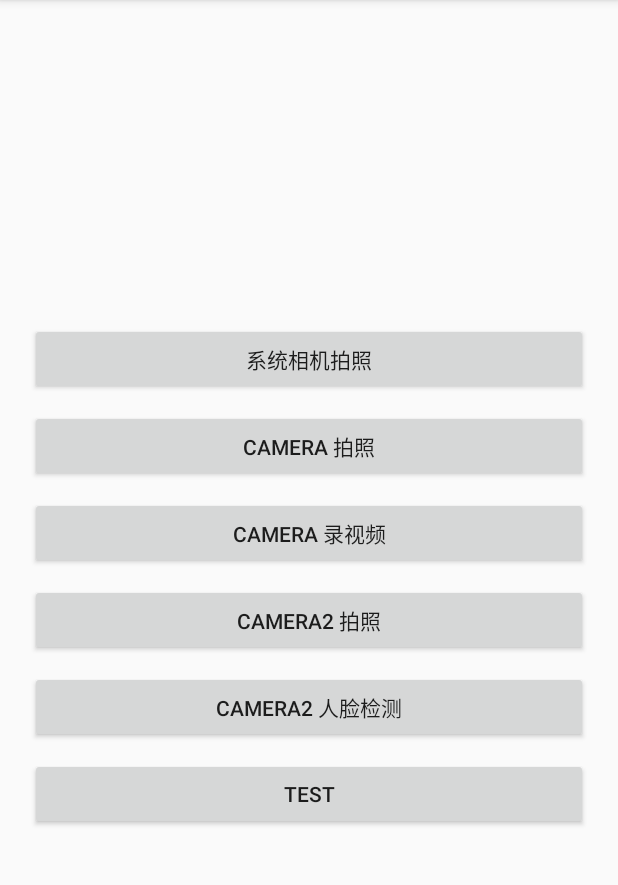
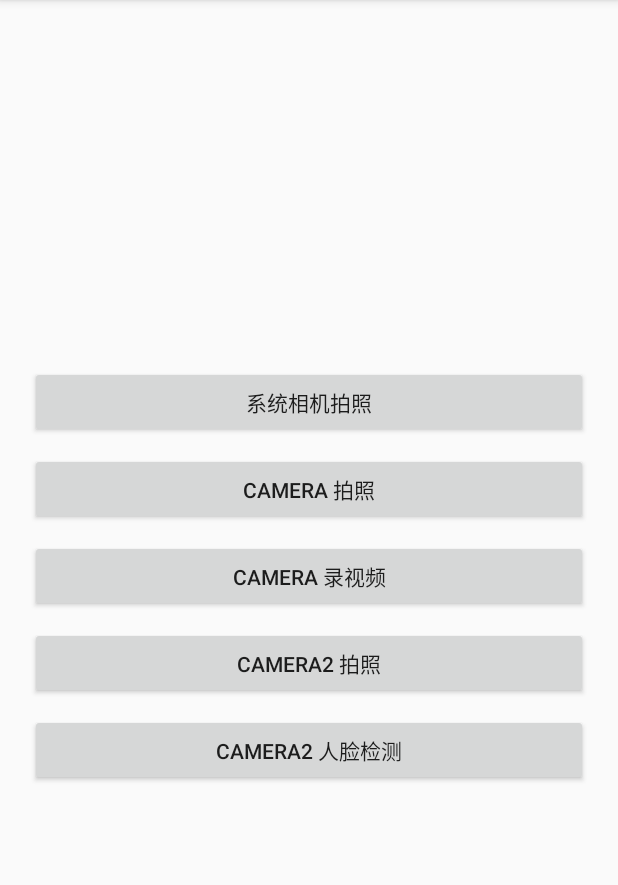
Before and after one commit to Xrrry/MonoDepthEstimation, an Android app: the MainMenu screen opened directly, with no data from a screen before it, on a phone screen of 412 x 824 dp, the part 84-969 px from its top. Run offline under Robolectric (Android 15) with nearby library versions, the light colour scheme and no system bars.

Commit message:
迁移修正

```diff
--- a/app/src/main/java/com/example/monodepthestimation/CaptureActivity.kt
+++ b/app/src/main/java/com/example/monodepthestimation/CaptureActivity.kt
@@ -25,8 +25,7 @@ import java.io.File
  */
 class CaptureActivity : AppCompatActivity() {
     companion object {
-        const val AUTHORITY = "com.example.monodepthestimation.camera.fileProvider"
-
+        const val AUTHORITY = "com.example.monodepthestimation.fileProvider"
         const val REQUEST_CODE_CAPTURE_SMALL = 1
         const val REQUEST_CODE_CAPTURE_RAW = 2
         const val REQUEST_CODE_CAPTURE = 3
--- a/app/src/main/java/com/example/monodepthestimation/MainMenu.kt
+++ b/app/src/main/java/com/example/monodepthestimation/MainMenu.kt
@@ -16,7 +16,8 @@ import kotlinx.android.synthetic.main.activity_main_menu.*
 class MainMenu : AppCompatActivity() {
 
     private val permissionsList = arrayOf(Manifest.permission.READ_PHONE_STATE,
-            Manifest.permission.CAMERA, Manifest.permission.RECORD_AUDIO)
+            Manifest.permission.CAMERA, Manifest.permission.RECORD_AUDIO,
+            Manifest.permission.WRITE_EXTERNAL_STORAGE, Manifest.permission.READ_EXTERNAL_STORAGE)
 
 
     override fun onCreate(savedInstanceState: Bundle?) {
--- a/app/src/main/res/layout/activity_main_menu.xml
+++ b/app/src/main/res/layout/activity_main_menu.xml
@@ -49,12 +49,6 @@
             android:layout_marginTop="10dp"
             android:text="Camera2 人脸检测" />
 
-        <Button
-            android:id="@+id/btTest"
-            android:layout_width="match_parent"
-            android:layout_height="wrap_content"
-            android:layout_marginTop="10dp"
-            android:text="test" />
     </GridLayout>
 
 
--- /dev/null
+++ b/app/src/main/res/xml/file_paths.xml
@@ -0,0 +1,6 @@
+<?xml version="1.0" encoding="utf-8"?>
+<paths>
+    <!--path：需要临时授权访问的路径（.代表所有路径）-->
+    <!--name：就是你给这个访问路径起个名字-->
+    <external-path name="external-path" path="CameraDemo" />
+</paths>
```
Also changed, not shown: app/src/main/AndroidManifest.xml (+11 -1 lines), app/src/main/java/com/example/monodepthestimation/camera1/MediaRecorderHelper.kt (+8 -4 lines).
